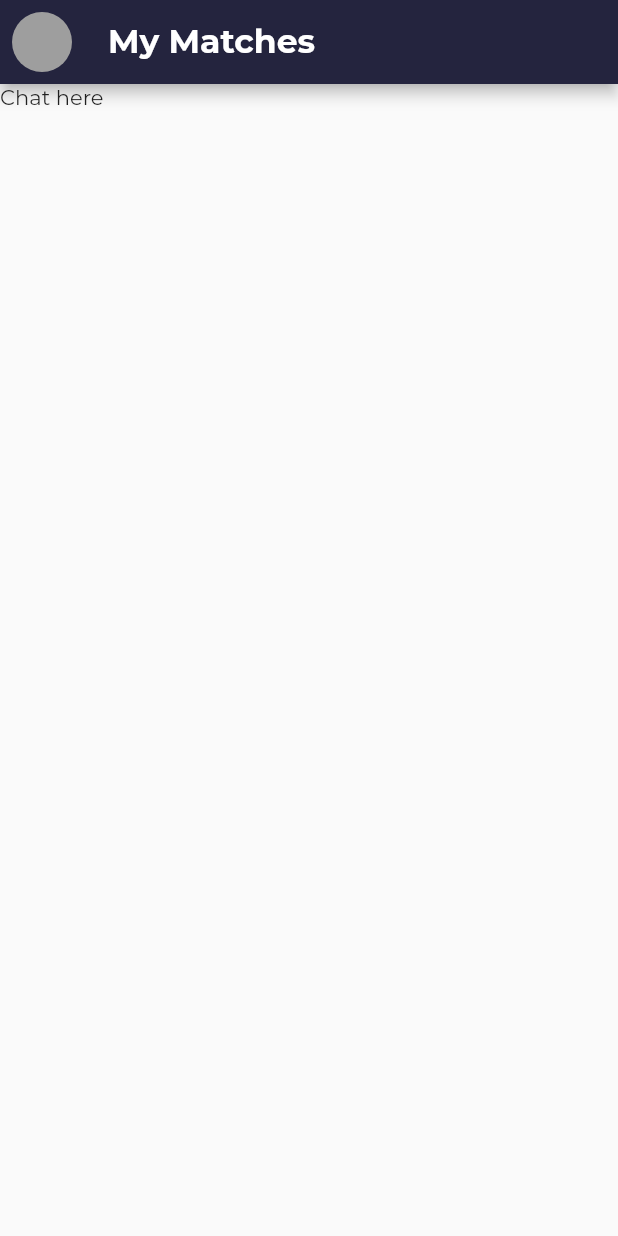
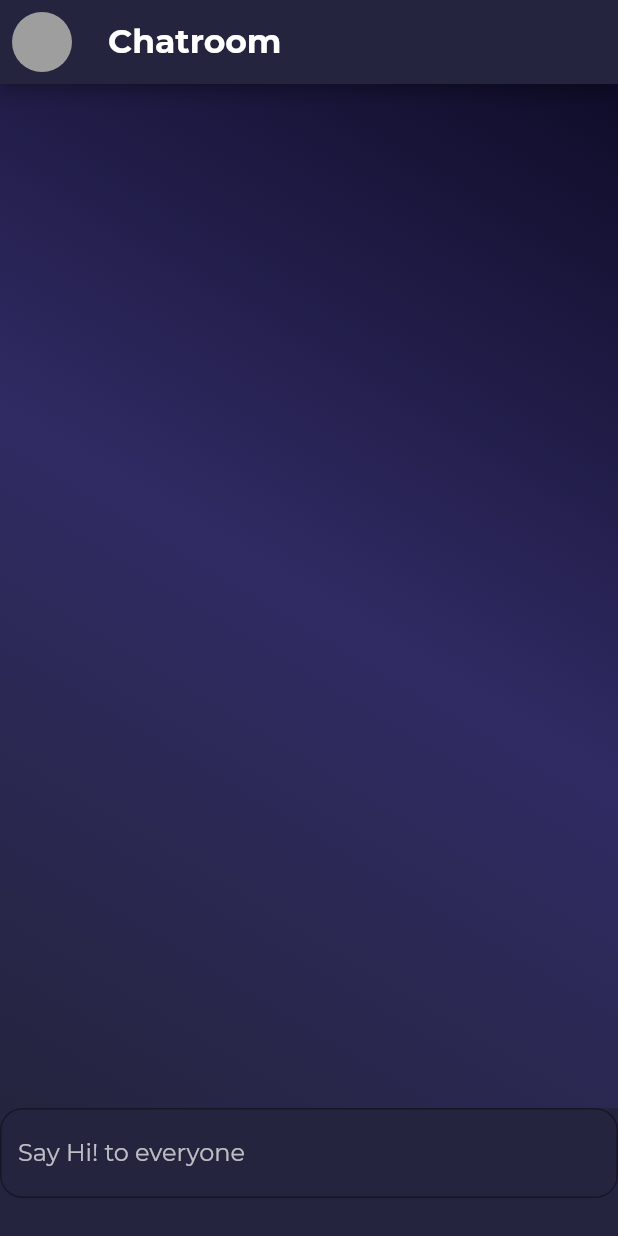
Before and after one commit to architjain2002/Sportistaan, a Flutter app: the ChatroomPage screen opened directly, on a phone screen of 412 x 824 dp. Run offline on Flutter 3.47's test engine with Material 2 defaults, Android fonts, the phone set to English and light mode, and no system bars; missing offline and left inert: svg_icon; statements that could not run were skipped; project files that could hold a hidden picture were left out.

Commit message:
Started implementing chatroom screen

```diff
--- a/root/frontend/sportistaan/lib/screens/chatroom.dart
+++ b/root/frontend/sportistaan/lib/screens/chatroom.dart
@@ -1,4 +1,5 @@
 import 'package:flutter/material.dart';
+import '../constants.dart';
 
 class ChatroomPage extends StatefulWidget {
   const ChatroomPage({Key? key}) : super(key: key);
@@ -11,6 +12,8 @@ class _ChatroomPageState extends State<ChatroomPage> {
   @override
   Widget build(BuildContext context) {
     return Scaffold(
+      backgroundColor: Color(0xff24243E),
+      extendBody: true,
       appBar: AppBar(
         backgroundColor: const Color(0xFF24243E),
         leading: Builder(
@@ -23,14 +26,39 @@ class _ChatroomPageState extends State<ChatroomPage> {
           ),
         ),
         title: const Text(
-          'My Matches',
+          'Chatroom',
           style: TextStyle(
             fontSize: 22,
             fontWeight: FontWeight.w700,
           ),
         ),
       ),
-      body: Text('Chat here'),
+      body: Column(
+        children: [
+          Expanded(
+            flex: 8,
+            child: Container(
+              decoration: kBoxDecoration,
+              //eight: MediaQuery.of(context).size.height * 0.71,
+            ),
+          ),
+          Expanded(
+            flex: 1,
+            child: TextField(
+              style: TextStyle(color: Colors.white),
+              onChanged: (value) {
+                print(value);
+              },
+              decoration: InputDecoration(
+                hintText: "Say Hi! to everyone",
+                hintStyle: TextStyle(color: Colors.white70),
+                border:
+                    OutlineInputBorder(borderRadius: BorderRadius.circular(15)),
+              ),
+            ),
+          ),
+        ],
+      ),
     );
   }
 }
```
